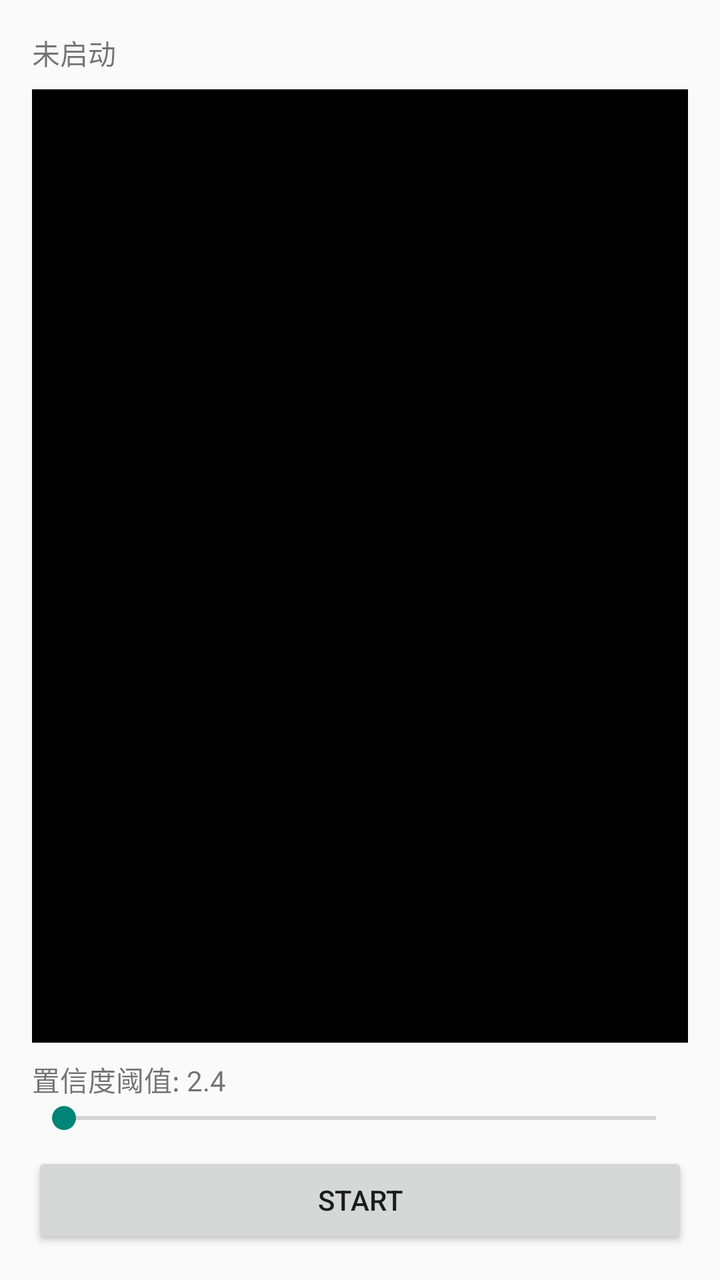
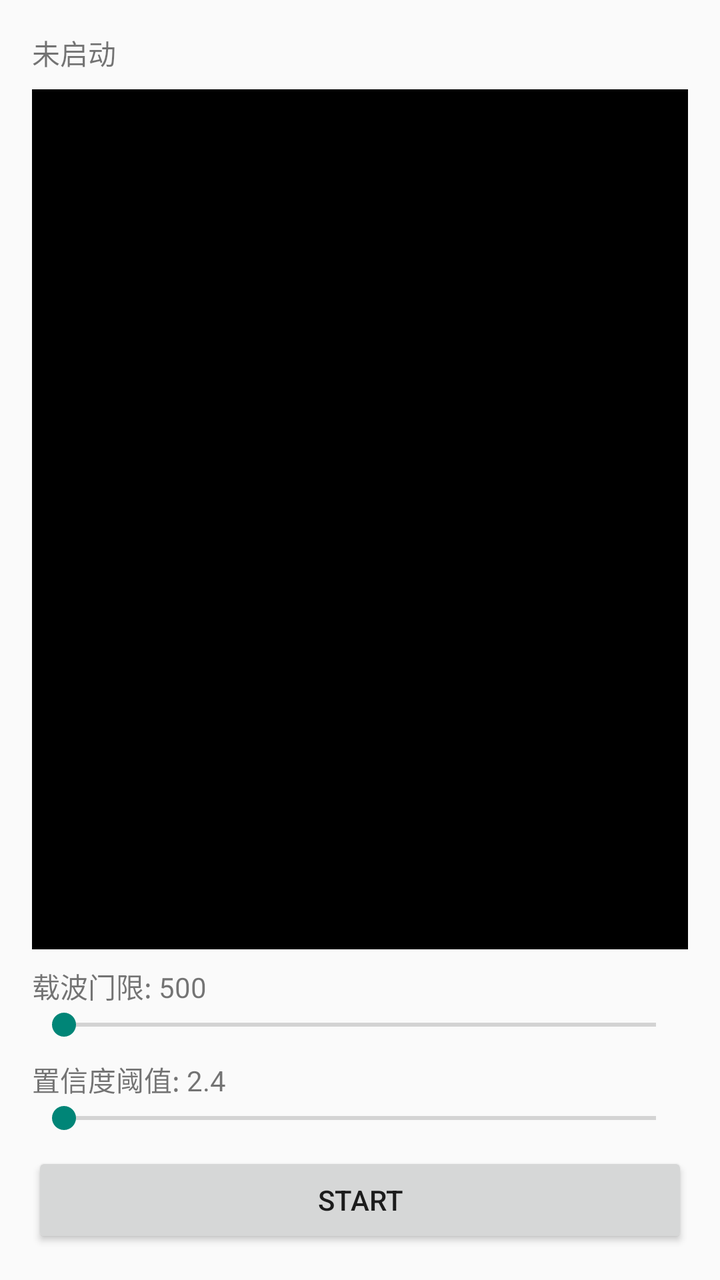

Screens rendered from an Android XML layout before and after an edit, with the pre-edit source and the edit as a unified diff.
<!-- AndroidManifest.xml: application theme Theme.AirPager -->
<!-- res/layout/activity_main.xml -->
<?xml version="1.0" encoding="utf-8"?>
<LinearLayout xmlns:android="http://schemas.android.com/apk/res/android"
    android:layout_width="match_parent"
    android:layout_height="match_parent"
    android:orientation="vertical"
    android:padding="16dp">

    <TextView
        android:id="@+id/textStatus"
        android:layout_width="match_parent"
        android:layout_height="wrap_content"
        android:text="未启动" />

    <ScrollView
        android:id="@+id/scrollView"
        android:layout_width="match_parent"
        android:layout_height="0dp"
        android:layout_weight="1"
        android:layout_marginTop="8dp"
        android:background="#000000">

        <TextView
            android:id="@+id/textOutput"
            android:layout_width="match_parent"
            android:layout_height="wrap_content"
            android:textColor="#00FF00"
            android:fontFamily="monospace"
            android:padding="8dp" />

    </ScrollView>

    <TextView
        android:id="@+id/textConfidenceLabel"
        android:layout_width="match_parent"
        android:layout_height="wrap_content"
        android:layout_marginTop="8dp"
        android:text="置信度阈值: 2.4" />

    <SeekBar
        android:id="@+id/seekConfidence"
        android:layout_width="match_parent"
        android:layout_height="wrap_content" />

    <Button
        android:id="@+id/btnToggle"
        android:layout_width="match_parent"
        android:layout_height="wrap_content"
        android:layout_marginTop="8dp"
        android:text="Start" />

</LinearLayout>
<!-- resources referenced by this layout -->
<resources>
  <style name="Theme.AirPager" parent="Theme.AppCompat.Light.NoActionBar" />
</resources>

<!-- the commit's change to res/layout/activity_main.xml (unified diff, before → after) -->
@@ -28,7 +28,19 @@
             android:padding="8dp" />
 
     </ScrollView>
+	
+    <TextView
+        android:id="@+id/textCarrierLabel"
+        android:layout_width="match_parent"
+        android:layout_height="wrap_content"
+        android:layout_marginTop="8dp"
+        android:text="载波门限: 500" />
 
+    <SeekBar
+        android:id="@+id/seekCarrier"
+        android:layout_width="match_parent"
+        android:layout_height="wrap_content" />
+		
     <TextView
         android:id="@+id/textConfidenceLabel"
         android:layout_width="match_parent"
